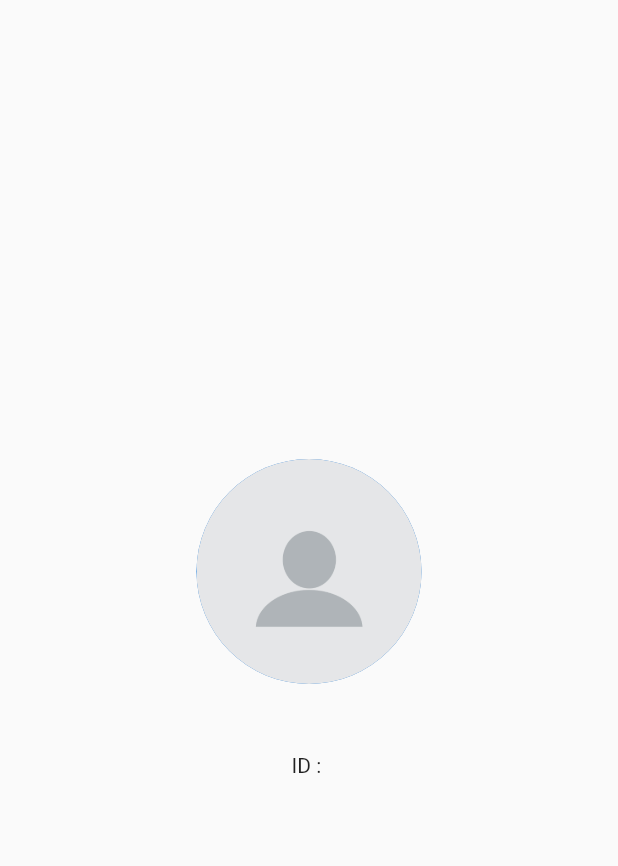
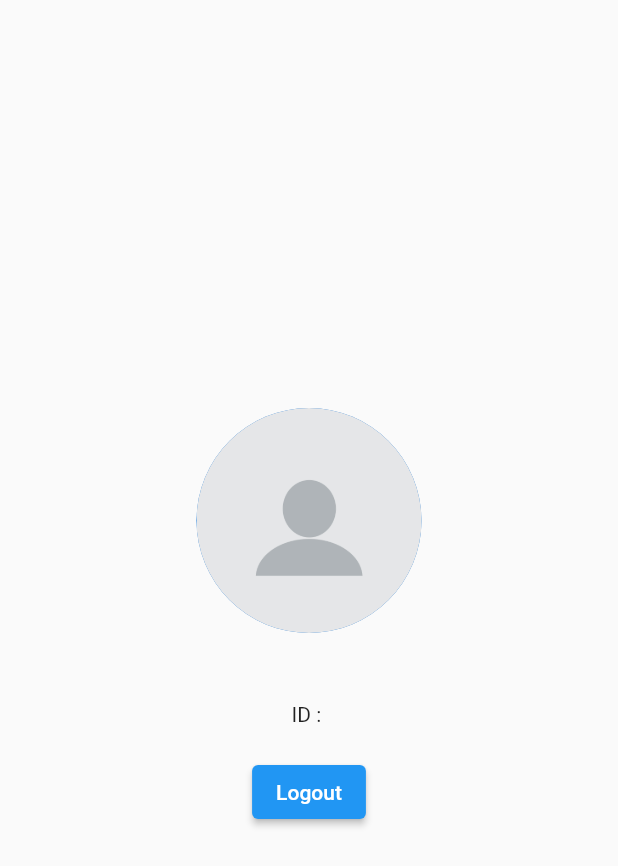
Before and after one commit to januarsetyo/capstone, a Flutter app: the ProfilePage screen opened directly, on a phone screen of 412 x 824 dp. Shown: the top 866 px of the screen. Run offline on Flutter 3.47's test engine with Material 2 defaults, Android fonts, the light colour scheme and no system bars; our stand-ins replace firebase_auth, firebase_core, shared_preferences; accounts and stored records are empty.

Commit message:
working on profile page

```diff
--- a/lib/presentation/pages/profile_page.dart
+++ b/lib/presentation/pages/profile_page.dart
@@ -1,3 +1,4 @@
+import 'package:capstone/presentation/pages/login_page.dart';
 import 'package:capstone/presentation/provider/preferences_provider.dart';
 import 'package:firebase_auth/firebase_auth.dart';
 import 'package:flutter/material.dart';
@@ -34,6 +35,20 @@ class ProfilePage extends StatelessWidget {
                   height: 10,
                 ),
                 Text('ID : ${_auth.currentUser!.uid}'),
+                const SizedBox(
+                  height: 20,
+                ),
+                ElevatedButton(
+                  child: const Text('Logout'),
+                  onPressed: () async {
+                    final navigator = Navigator.of(context);
+
+                    await _auth.signOut();
+                    value.setIsLogin(false);
+
+                    navigator.pushReplacementNamed(LoginPage.routeName);
+                  },
+                ),
               ],
             ),
           ),
@@ -42,16 +57,3 @@ class ProfilePage extends StatelessWidget {
     );
   }
 }
-
-
-// ElevatedButton(
-//               child: const Text('Logout'),
-//               onPressed: () async {
-//                 final navigator = Navigator.of(context);
-
-//                 await _auth.signOut();
-//                 value.setIsLogin(false);
-
-//                 navigator.pushReplacementNamed(LoginPage.routeName);
-//               },
-//             ),
```
